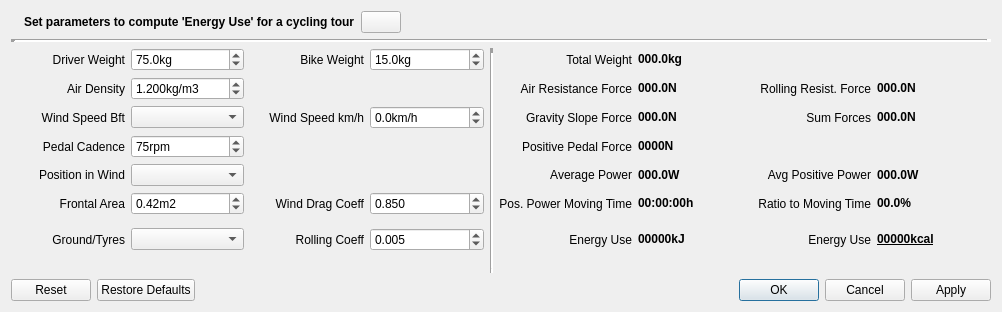
Above: src/qmapshack/gis/trk/IEnergyCyclingDlg.ui from Maproom/qmapshack before the change. Below: the same form after it.
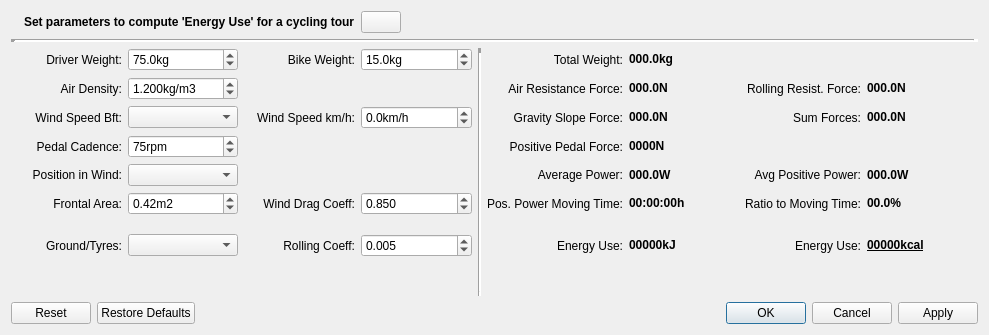
That is the form after the change. Icons and pictures are not drawn.

Commit message: Move tooltips back to GUI.

Diff of the .ui file:
```diff
--- a/src/qmapshack/gis/trk/IEnergyCyclingDlg.ui
+++ b/src/qmapshack/gis/trk/IEnergyCyclingDlg.ui
@@ -6,8 +6,8 @@
    <rect>
     <x>0</x>
     <y>0</y>
-    <width>1002</width>
-    <height>312</height>
+    <width>989</width>
+    <height>335</height>
    </rect>
   </property>
   <property name="windowTitle">
@@ -91,7 +91,7 @@
        <item row="5" column="5">
         <widget class="QLabel" name="label_5">
          <property name="text">
-          <string>Positive Pedal Force</string>
+          <string>Positive Pedal Force:</string>
          </property>
          <property name="alignment">
           <set>Qt::AlignRight|Qt::AlignTrailing|Qt::AlignVCenter</set>
@@ -101,7 +101,7 @@
        <item row="4" column="5">
         <widget class="QLabel" name="label_26">
          <property name="text">
-          <string>Gravity Slope Force</string>
+          <string>Gravity Slope Force:</string>
          </property>
          <property name="alignment">
           <set>Qt::AlignRight|Qt::AlignTrailing|Qt::AlignVCenter</set>
@@ -118,7 +118,7 @@
        <item row="7" column="0">
         <widget class="QLabel" name="label_16">
          <property name="text">
-          <string>Frontal Area</string>
+          <string>Frontal Area:</string>
          </property>
          <property name="alignment">
           <set>Qt::AlignRight|Qt::AlignTrailing|Qt::AlignVCenter</set>
@@ -131,7 +131,7 @@
           <string/>
          </property>
          <property name="text">
-          <string>Total Weight</string>
+          <string>Total Weight:</string>
          </property>
          <property name="alignment">
           <set>Qt::AlignRight|Qt::AlignTrailing|Qt::AlignVCenter</set>
@@ -141,7 +141,7 @@
        <item row="9" column="0">
         <widget class="QLabel" name="label_14">
          <property name="text">
-          <string>Ground/Tyres</string>
+          <string>Ground/Tyres:</string>
          </property>
          <property name="alignment">
           <set>Qt::AlignRight|Qt::AlignTrailing|Qt::AlignVCenter</set>
@@ -164,7 +164,7 @@
        <item row="9" column="7">
         <widget class="QLabel" name="label_35">
          <property name="text">
-          <string>Energy Use</string>
+          <string>Energy Use:</string>
          </property>
          <property name="alignment">
           <set>Qt::AlignRight|Qt::AlignTrailing|Qt::AlignVCenter</set>
@@ -209,7 +209,7 @@
        <item row="9" column="2">
         <widget class="QLabel" name="label_17">
          <property name="text">
-          <string>Rolling Coeff</string>
+          <string>Rolling Coeff:</string>
          </property>
          <property name="alignment">
           <set>Qt::AlignRight|Qt::AlignTrailing|Qt::AlignVCenter</set>
@@ -219,7 +219,7 @@
        <item row="3" column="5">
         <widget class="QLabel" name="label_23">
          <property name="text">
-          <string>Air Resistance Force</string>
+          <string>Air Resistance Force:</string>
          </property>
          <property name="alignment">
           <set>Qt::AlignRight|Qt::AlignTrailing|Qt::AlignVCenter</set>
@@ -232,7 +232,7 @@
           <string/>
          </property>
          <property name="text">
-          <string>Bike Weight</string>
+          <string>Bike Weight:</string>
          </property>
          <property name="alignment">
           <set>Qt::AlignRight|Qt::AlignTrailing|Qt::AlignVCenter</set>
@@ -287,7 +287,7 @@
        <item row="7" column="5">
         <widget class="QLabel" name="label_31">
          <property name="text">
-          <string>Pos. Power Moving Time</string>
+          <string>Pos. Power Moving Time:</string>
          </property>
          <property name="alignment">
           <set>Qt::AlignRight|Qt::AlignTrailing|Qt::AlignVCenter</set>
@@ -339,7 +339,7 @@
        <item row="5" column="0">
         <widget class="QLabel" name="label_19">
          <property name="text">
-          <string>Pedal Cadence</string>
+          <string>Pedal Cadence:</string>
          </property>
          <property name="alignment">
           <set>Qt::AlignRight|Qt::AlignTrailing|Qt::AlignVCenter</set>
@@ -384,7 +384,7 @@
        <item row="3" column="0">
         <widget class="QLabel" name="label_6">
          <property name="text">
-          <string>Air Density</string>
+          <string>Air Density:</string>
          </property>
          <property name="alignment">
           <set>Qt::AlignRight|Qt::AlignTrailing|Qt::AlignVCenter</set>
@@ -422,7 +422,7 @@
        <item row="7" column="2">
         <widget class="QLabel" name="label_15">
          <property name="text">
-          <string>Wind Drag Coeff</string>
+          <string>Wind Drag Coeff:</string>
          </property>
          <property name="alignment">
           <set>Qt::AlignRight|Qt::AlignTrailing|Qt::AlignVCenter</set>
@@ -462,7 +462,7 @@
        <item row="6" column="7">
         <widget class="QLabel" name="label_4">
          <property name="text">
-          <string>Avg Positive Power</string>
+          <string>Avg Positive Power:</string>
          </property>
          <property name="alignment">
           <set>Qt::AlignRight|Qt::AlignTrailing|Qt::AlignVCenter</set>
@@ -472,7 +472,7 @@
        <item row="4" column="2">
         <widget class="QLabel" name="label_9">
          <property name="text">
-          <string>Wind Speed km/h</string>
+          <string>Wind Speed km/h:</string>
          </property>
          <property name="alignment">
           <set>Qt::AlignRight|Qt::AlignTrailing|Qt::AlignVCenter</set>
@@ -482,7 +482,7 @@
        <item row="9" column="5">
         <widget class="QLabel" name="label_11">
          <property name="text">
-          <string>Energy Use</string>
+          <string>Energy Use:</string>
          </property>
          <property name="alignment">
           <set>Qt::AlignRight|Qt::AlignTrailing|Qt::AlignVCenter</set>
@@ -492,7 +492,7 @@
        <item row="7" column="7">
         <widget class="QLabel" name="label_33">
          <property name="text">
-          <string>Ratio to Moving Time</string>
+          <string>Ratio to Moving Time:</string>
          </property>
          <property name="alignment">
           <set>Qt::AlignRight|Qt::AlignTrailing|Qt::AlignVCenter</set>
@@ -502,7 +502,7 @@
        <item row="6" column="5">
         <widget class="QLabel" name="label_7">
          <property name="text">
-          <string>Average Power</string>
+          <string>Average Power:</string>
          </property>
          <property name="alignment">
           <set>Qt::AlignRight|Qt::AlignTrailing|Qt::AlignVCenter</set>
@@ -522,7 +522,7 @@
        <item row="4" column="7">
         <widget class="QLabel" name="label_28">
          <property name="text">
-          <string>Sum Forces</string>
+          <string>Sum Forces:</string>
          </property>
          <property name="alignment">
           <set>Qt::AlignRight|Qt::AlignTrailing|Qt::AlignVCenter</set>
@@ -577,7 +577,7 @@
           <string/>
          </property>
          <property name="text">
-          <string>Driver Weight</string>
+          <string>Driver Weight:</string>
          </property>
          <property name="alignment">
           <set>Qt::AlignRight|Qt::AlignTrailing|Qt::AlignVCenter</set>
@@ -587,7 +587,7 @@
        <item row="3" column="7">
         <widget class="QLabel" name="label_24">
          <property name="text">
-          <string>Rolling Resist. Force</string>
+          <string>Rolling Resist. Force:</string>
          </property>
          <property name="alignment">
           <set>Qt::AlignRight|Qt::AlignTrailing|Qt::AlignVCenter</set>
@@ -639,7 +639,7 @@
        <item row="6" column="0">
         <widget class="QLabel" name="label_13">
          <property name="text">
-          <string>Position in Wind</string>
+          <string>Position in Wind:</string>
          </property>
          <property name="alignment">
           <set>Qt::AlignRight|Qt::AlignTrailing|Qt::AlignVCenter</set>
@@ -677,7 +677,7 @@
        <item row="4" column="0">
         <widget class="QLabel" name="label_3">
          <property name="text">
-          <string>Wind Speed Bft</string>
+          <string>Wind Speed Bft:</string>
          </property>
          <property name="alignment">
           <set>Qt::AlignRight|Qt::AlignTrailing|Qt::AlignVCenter</set>
```
Left out of the diff: 76 changed lines with no effect on the pictures. The commit also changes 2 other files.
